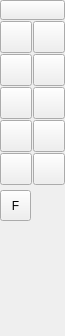
First picture: the form in librecad/src/ui/forms/qg_cadtoolbarcircles.ui, repository priyankacool10/LibreCAD, before the edit.
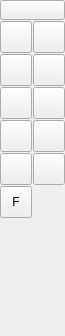
Second picture: the form after the edit. Icons and pictures are not drawn.

Patch:
```diff
--- a/librecad/src/ui/forms/qg_cadtoolbarcircles.ui
+++ b/librecad/src/ui/forms/qg_cadtoolbarcircles.ui
@@ -495,9 +495,9 @@
    <property name="geometry">
     <rect>
      <x>0</x>
-     <y>190</y>
-     <width>31</width>
-     <height>31</height>
+     <y>186</y>
+     <width>32</width>
+     <height>32</height>
     </rect>
    </property>
    <property name="maximumSize">
@@ -512,6 +512,16 @@
    <property name="text">
     <string>F</string>
    </property>
+   <property name="icon">
+    <iconset resource="../../../res/extui/extui.qrc">
+     <normaloff>:/extui/flower-spaceholder.png</normaloff>:/extui/flower-spaceholder.png</iconset>
+   </property>
+   <property name="iconSize">
+    <size>
+     <width>32</width>
+     <height>32</height>
+    </size>
+   </property>
    <property name="checkable">
     <bool>true</bool>
    </property>
```
